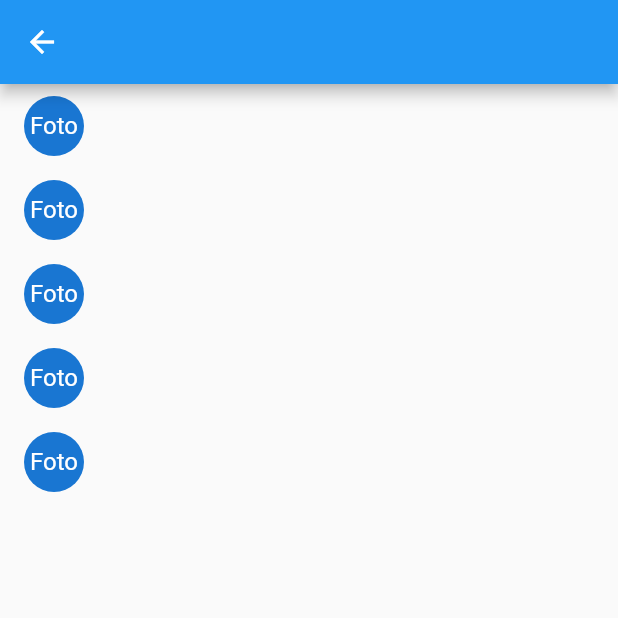
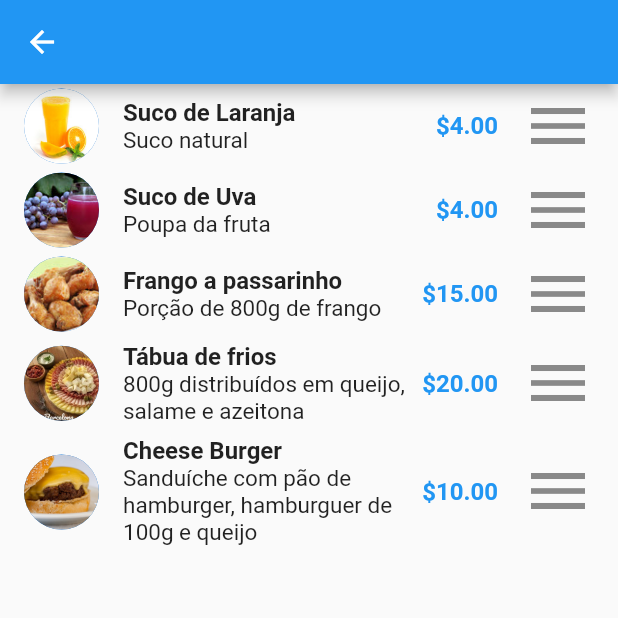
Before and after one commit to evertonfoz/cursosalura, a Flutter app: the HomePage screen opened directly, on a phone screen of 412 x 824 dp, the top half of it. Run offline on Flutter 3.47's test engine with Material 2 defaults, Android fonts, the phone set to English and light mode, and no system bars; our stand-ins replace flutter_mobx, mobx; generated files the repository leaves out were written again.

Commit message:
Criação ListView no App mobx04

```diff
--- a/mobx/mobx_04/lib/data/datasources/produtos_datasource.dart
+++ b/mobx/mobx_04/lib/data/datasources/produtos_datasource.dart
@@ -5,22 +5,30 @@ List<ProdutoModel> listaDeProdutos = [
       produtoId: 1,
       nome: 'Suco de Laranja',
       descricao: 'Suco natural',
-      valor: 4),
+      valor: 4,
+      urlImagem: 'assets/images/produtos/sucodelaranja.jpg'),
   ProdutoModel(
-      produtoId: 2, nome: 'Suco de Uva', descricao: 'Poupa da fruta', valor: 4),
+      produtoId: 2,
+      nome: 'Suco de Uva',
+      descricao: 'Poupa da fruta',
+      valor: 4,
+      urlImagem: 'assets/images/produtos/sucodeuva.jpg'),
   ProdutoModel(
       produtoId: 3,
       nome: 'Frango a passarinho',
       descricao: 'Porção de 800g de frango',
-      valor: 15),
+      valor: 15,
+      urlImagem: 'assets/images/produtos/frangoapassarinho.jpg'),
   ProdutoModel(
       produtoId: 4,
       nome: 'Tábua de frios',
       descricao: '800g distribuídos em queijo, salame e azeitona',
-      valor: 20),
+      valor: 20,
+      urlImagem: 'assets/images/produtos/tabuadefrios.jpeg'),
   ProdutoModel(
       produtoId: 5,
       nome: 'Cheese Burger',
       descricao: 'Sanduíche com pão de hamburger, hamburguer de 100g e queijo',
-      valor: 10),
+      valor: 10,
+      urlImagem: 'assets/images/produtos/cheeseburguer.jpg'),
 ];
--- a/mobx/mobx_04/lib/domain/models/produto_model.dart
+++ b/mobx/mobx_04/lib/domain/models/produto_model.dart
@@ -5,11 +5,12 @@ class ProdutoModel {
   final String nome;
   final String descricao;
   final double valor;
+  final String urlImagem;
 
-  ProdutoModel({
-    @required this.produtoId,
-    @required this.nome,
-    @required this.descricao,
-    @required this.valor,
-  });
+  ProdutoModel(
+      {@required this.produtoId,
+      @required this.nome,
+      @required this.descricao,
+      @required this.valor,
+      this.urlImagem = 'assets/images/produtos/cardapio.jpg'});
 }
--- a/mobx/mobx_04/lib/presentation/pages/home/home_page.dart
+++ b/mobx/mobx_04/lib/presentation/pages/home/home_page.dart
@@ -1,7 +1,11 @@
+import 'package:flutter/cupertino.dart';
 import 'package:flutter/material.dart';
+import 'package:intl/intl.dart';
 import 'package:mobx04/data/datasources/produtos_datasource.dart';
 
 class HomePage extends StatelessWidget {
+  final formatacaoMonetaria = new NumberFormat.simpleCurrency();
+
   @override
   Widget build(BuildContext context) {
     return Scaffold(
@@ -11,7 +15,43 @@ class HomePage extends StatelessWidget {
           itemBuilder: (context, index) {
             return ListTile(
               leading: CircleAvatar(
-                child: Text('Foto'),
+                radius: 25,
+                backgroundImage: AssetImage(listaDeProdutos[index].urlImagem),
+              ),
+              title: Row(
+//                mainAxisAlignment: MainAxisAlignment.start,
+                children: [
+                  Expanded(
+                    child: Column(
+                      crossAxisAlignment: CrossAxisAlignment.start,
+                      children: [
+                        Text(
+                          listaDeProdutos[index].nome,
+                          style: TextStyle(
+                            fontWeight: FontWeight.bold,
+                          ),
+                        ),
+                        Text(
+                          listaDeProdutos[index].descricao,
+                          style: TextStyle(
+                            fontSize: 15,
+                          ),
+                        ),
+                      ],
+                    ),
+                  ),
+                  Text(
+                    formatacaoMonetaria.format(listaDeProdutos[index].valor),
+                    style: TextStyle(
+                      color: Colors.blue,
+                      fontWeight: FontWeight.bold,
+                    ),
+                  )
+                ],
+              ),
+              trailing: Icon(
+                Icons.menu,
+                size: 48,
               ),
             );
           }),
--- a/mobx/mobx_04/lib/presentation/pages/login/login_page.dart
+++ b/mobx/mobx_04/lib/presentation/pages/login/login_page.dart
@@ -1,10 +1,10 @@
 import 'package:flutter/material.dart';
 import 'package:flutter_mobx/flutter_mobx.dart';
-import 'package:mobx03/core/presentation/widgets/textfield_widget.dart';
-import 'package:mobx03/presentation/pages/home/home_page.dart';
-import 'package:mobx03/presentation/pages/login/mobx/login_page_store.dart';
+import 'package:mobx04/core/presentation/widgets/textfield_widget.dart';
+import 'package:mobx04/presentation/pages/home/home_page.dart';
 
 import 'mixins/login_page_mixin.dart';
+import 'mobx/login_page_store.dart';
 
 class LoginPage extends StatelessWidget with LoginPageMixin {
   final _loginPageStore = LoginPageStore();
--- a/mobx/mobx_04/pubspec.yaml
+++ b/mobx/mobx_04/pubspec.yaml
@@ -13,6 +13,7 @@ dependencies:
     sdk: flutter
   cupertino_icons: ^0.1.3
   flutter_mobx: ^1.1.0
+  intl: ^0.16.1
 
 dev_dependencies:
   build_runner: ^1.9.0
@@ -20,3 +21,5 @@ dev_dependencies:
 
 flutter:
   uses-material-design: true
+  assets:
+    - assets/images/produtos/
```
Also changed, not shown: mobx/mobx_04/assets/images/produtos/cardapio.jpg (added), mobx/mobx_04/assets/images/produtos/cheeseburguer.jpg (added), mobx/mobx_04/assets/images/produtos/frangoapassarinho.jpg (added), mobx/mobx_04/assets/images/produtos/sucodelaranja.jpg (added), mobx/mobx_04/assets/images/produtos/sucodeuva.jpg (added), mobx/mobx_04/assets/images/produtos/tabuadefrios.jpeg (added), mobx/mobx_04/pubspec.lock.
